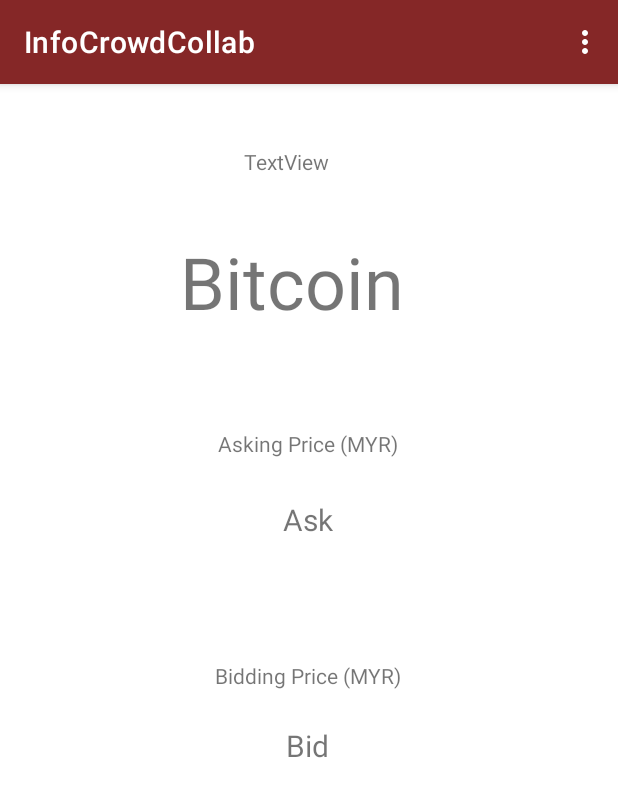
After one commit to sabsitute/Info-Crowd-Collab, an Android app: the BitcoinActivity screen opened directly, with no data from a screen before it, on a phone screen of 412 x 824 dp. The commit adds this screen. Shown: the top 797 px of the screen. Run offline under Robolectric (Android 15) with nearby library versions, the phone set to English and light mode, and no system bars; our stand-ins replace Volley; network calls fail.

Commit message:
Final Commit

```diff
--- /dev/null
+++ b/app/src/main/java/com/example/myapplication2/BitcoinActivity.java
@@ -0,0 +1,121 @@
+package com.example.myapplication2;
+
+import androidx.appcompat.app.AppCompatActivity;
+
+import android.content.Intent;
+import android.os.Bundle;
+import android.view.Menu;
+import android.view.MenuInflater;
+import android.view.MenuItem;
+import android.widget.TextView;
+import android.widget.Toast;
+
+import com.android.volley.Request;
+import com.android.volley.RequestQueue;
+import com.android.volley.Response;
+import com.android.volley.VolleyError;
+import com.android.volley.toolbox.StringRequest;
+import com.android.volley.toolbox.Volley;
+import com.google.gson.Gson;
+import com.google.gson.GsonBuilder;
+
+import java.text.SimpleDateFormat;
+import java.util.Date;
+import java.util.Locale;
+
+public class BitcoinActivity extends AppCompatActivity {
+
+    TextView tvAsk, tvBid, tvDate;
+    private final String URL = "https://logger.mypapit.net/api/XBTMYR.json";
+    RequestQueue requestQueue;
+    Gson gson;
+
+
+    @Override
+    protected void onCreate(Bundle savedInstanceState) {
+        super.onCreate(savedInstanceState);
+        setContentView(R.layout.activity_bitcoin);
+
+        tvAsk = (TextView) findViewById(R.id.tvAsk);
+        tvBid = (TextView) findViewById(R.id.tvBid);
+        tvDate = (TextView) findViewById(R.id.tvDate);
+
+        GsonBuilder builder = new GsonBuilder();
+        gson = builder.create();
+
+        requestQueue = Volley.newRequestQueue(getApplicationContext());
+        sendRequest();
+    }
+
+    public boolean onCreateOptionsMenu(Menu menu) {
+        MenuInflater inflater = getMenuInflater();
+        inflater.inflate(R.menu.menu, menu);
+
+        return true;
+    }
+
+    public boolean onOptionsItemSelected(MenuItem item){
+        switch (item.getItemId()){
+            case R.id.report:
+
+                //Toast.makeText(this,"You are in report page.",Toast.LENGTH_LONG).show();
+                Intent intent = new Intent(this, RahsiaActivity.class);
+                startActivity(intent);
+                break;
+
+
+            case R.id.about:
+
+                //Toast.makeText(this,"You are in about page.",Toast.LENGTH_LONG).show();
+                intent = new Intent(this, AboutActivity.class);
+                startActivity(intent);
+                break;
+
+            case R.id.bitcoin:
+
+                //Toast.makeText(this,"You are in bitcoin price page.",Toast.LENGTH_LONG).show();
+                intent = new Intent(this, BitcoinActivity.class);
+                startActivity(intent);
+                break;
+
+        }
+
+        return super.onOptionsItemSelected(item);
+    }
+
+
+    private void sendRequest() {
+        StringRequest request = new StringRequest(Request.Method.GET, URL, onSuccess, onError);
+        requestQueue.add(request);
+
+
+    }
+
+    Response.Listener<String> onSuccess = new Response.Listener<String>() {
+        @Override
+        public void onResponse(String response) {
+            Bitcoinprice price = gson.fromJson(response, Bitcoinprice.class);
+
+            tvAsk.setText(price.ask);
+            tvBid.setText(price.bid);
+
+
+
+            Date date = new Date(price.timestamp);
+            SimpleDateFormat sdf = new SimpleDateFormat("YYYY-mm-dd HH:mm:ss Z", Locale.getDefault());
+            String displaydate = sdf.format(date);
+
+
+            tvDate.setText(displaydate);
+
+
+        }
+    };
+
+    public Response.ErrorListener onError = new Response.ErrorListener() {
+        @Override
+        public void onErrorResponse(VolleyError error) {
+            Toast.makeText(getApplicationContext(),error.toString(),Toast.LENGTH_LONG).show();
+        }
+    };
+}
--- /dev/null
+++ b/app/src/main/res/layout/activity_bitcoin.xml
@@ -0,0 +1,86 @@
+<?xml version="1.0" encoding="utf-8"?>
+<androidx.constraintlayout.widget.ConstraintLayout
+    xmlns:android="http://schemas.android.com/apk/res/android"
+    xmlns:tools="http://schemas.android.com/tools"
+    xmlns:app="http://schemas.android.com/apk/res-auto"
+    android:layout_width="match_parent"
+    android:layout_height="match_parent"
+    tools:context=".BitcoinActivity">
+
+  <TextView
+      android:id="@+id/tvDate"
+      android:layout_width="wrap_content"
+      android:layout_height="wrap_content"
+      android:text="TextView"
+      app:layout_constraintBottom_toBottomOf="parent"
+      app:layout_constraintEnd_toEndOf="parent"
+      app:layout_constraintHorizontal_bias="0.458"
+      app:layout_constraintStart_toStartOf="parent"
+      app:layout_constraintTop_toTopOf="parent"
+      app:layout_constraintVertical_bias="0.056" />
+
+  <TextView
+      android:id="@+id/textView11"
+      android:layout_width="wrap_content"
+      android:layout_height="wrap_content"
+      android:text="Bitcoin"
+      android:textSize="48sp"
+      app:layout_constraintBottom_toBottomOf="parent"
+      app:layout_constraintEnd_toEndOf="parent"
+      app:layout_constraintHorizontal_bias="0.458"
+      app:layout_constraintStart_toStartOf="parent"
+      app:layout_constraintTop_toBottomOf="@+id/tvDate"
+      app:layout_constraintVertical_bias="0.059" />
+
+  <TextView
+      android:id="@+id/textView12"
+      android:layout_width="wrap_content"
+      android:layout_height="wrap_content"
+      android:text="Asking Price (MYR)"
+      app:layout_constraintBottom_toBottomOf="parent"
+      app:layout_constraintEnd_toEndOf="parent"
+      app:layout_constraintHorizontal_bias="0.498"
+      app:layout_constraintStart_toStartOf="parent"
+      app:layout_constraintTop_toBottomOf="@+id/textView11"
+      app:layout_constraintVertical_bias="0.113" />
+
+  <TextView
+      android:id="@+id/tvAsk"
+      android:layout_width="wrap_content"
+      android:layout_height="wrap_content"
+      android:layout_marginTop="27dp"
+      android:text="Ask"
+      android:textSize="20sp"
+      app:layout_constraintBottom_toBottomOf="parent"
+      app:layout_constraintEnd_toEndOf="parent"
+      app:layout_constraintHorizontal_bias="0.498"
+      app:layout_constraintStart_toStartOf="parent"
+      app:layout_constraintTop_toBottomOf="@+id/textView12"
+      app:layout_constraintVertical_bias="0.0" />
+
+  <TextView
+      android:id="@+id/textView14"
+      android:layout_width="wrap_content"
+      android:layout_height="wrap_content"
+      android:text="Bidding Price (MYR)"
+      app:layout_constraintBottom_toBottomOf="parent"
+      app:layout_constraintEnd_toEndOf="parent"
+      app:layout_constraintHorizontal_bias="0.498"
+      app:layout_constraintStart_toStartOf="parent"
+      app:layout_constraintTop_toBottomOf="@+id/tvAsk"
+      app:layout_constraintVertical_bias="0.182" />
+
+  <TextView
+      android:id="@+id/tvBid"
+      android:layout_width="wrap_content"
+      android:layout_height="wrap_content"
+      android:layout_marginTop="23dp"
+      android:text="Bid"
+      android:textSize="20sp"
+      app:layout_constraintBottom_toBottomOf="parent"
+      app:layout_constraintEnd_toEndOf="parent"
+      app:layout_constraintHorizontal_bias="0.498"
+      app:layout_constraintStart_toStartOf="parent"
+      app:layout_constraintTop_toBottomOf="@+id/textView14"
+      app:layout_constraintVertical_bias="0.0" />
+</androidx.constraintlayout.widget.ConstraintLayout>
--- a/app/src/main/res/menu/menu.xml
+++ b/app/src/main/res/menu/menu.xml
@@ -10,4 +10,7 @@
         android:id="@+id/about"
         android:icon="@android:drawable/ic_menu_info_details"
         android:title="About" />
+    <item
+        android:id="@+id/bitcoin"
+        android:title="Bitcoin" />
 </menu>
```
Also changed, not shown: app/src/main/AndroidManifest.xml (+4 -4 lines), app/src/main/java/com/example/myapplication2/AboutActivity.java (+9 -0 lines), app/src/main/java/com/example/myapplication2/Bitcoinprice.java (added, +29 -0 lines).
